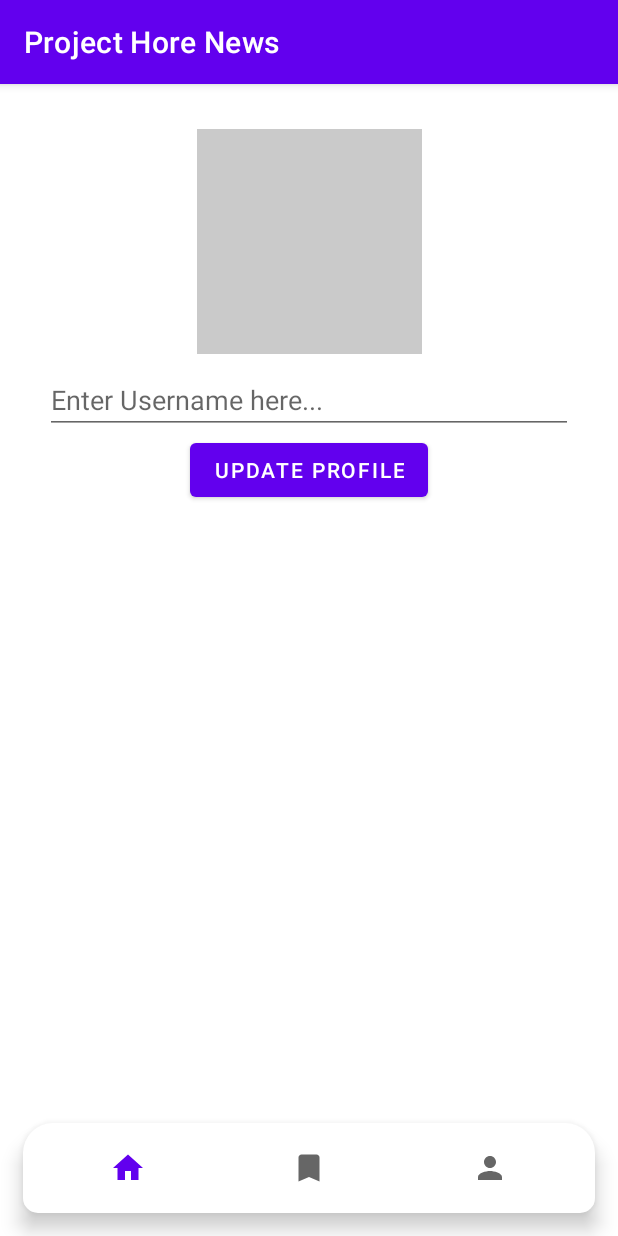
After one commit to ShubhanCrypts/Project-Hore, an Android app: the EditProfileFragment screen opened through its navigation route, on a phone screen of 412 x 824 dp. The commit adds this screen. Run offline under Robolectric (Android 15) with nearby library versions, the phone set to English and light mode, and no system bars; our stand-ins replace Firebase (no records; nobody signed in at launch, a user with empty details on screens opened directly), Picasso, navigation-ui; network calls fail; pictures from the network do not load; 6 statements that could not run were skipped.

Commit message:
edit profile commit

```diff
--- a/app/build.gradle
+++ b/app/build.gradle
@@ -32,6 +32,7 @@ android {
 }
 
 dependencies {
+    implementation 'com.squareup.picasso:picasso:2.5.2'
     implementation fileTree(dir: "libs", include: ["*.jar"])
     implementation "org.jetbrains.kotlin:kotlin-stdlib:$kotlin_version"
     implementation 'androidx.core:core-ktx:1.3.2'
--- a/app/src/main/AndroidManifest.xml
+++ b/app/src/main/AndroidManifest.xml
@@ -3,6 +3,7 @@
     package="com.cryptsproject.projecthorenews">
 
     <uses-permission android:name="android.permission.INTERNET"/>
+    <uses-permission android:name="android.permission.READ_EXTERNAL_STORAGE"/>
 
     <application
         android:allowBackup="true"
--- /dev/null
+++ b/app/src/main/res/layout/fragment_edit_profile.xml
@@ -0,0 +1,45 @@
+<?xml version="1.0" encoding="utf-8"?>
+<androidx.constraintlayout.widget.ConstraintLayout
+    xmlns:android="http://schemas.android.com/apk/res/android"
+    xmlns:tools="http://schemas.android.com/tools"
+    android:layout_width="match_parent"
+    android:layout_height="match_parent"
+    xmlns:app="http://schemas.android.com/apk/res-auto"
+    tools:context=".ui.fragments.EditProfileFragment">
+    android:background="@color/cardview_light_background">
+
+    <ImageView
+        android:id="@+id/editProfilePicture"
+        android:layout_width="150dp"
+        android:layout_height="150dp"
+        android:layout_marginTop="30dp"
+        android:background="#CACACA"
+        app:layout_constraintTop_toTopOf="parent"
+        app:layout_constraintLeft_toLeftOf="parent"
+        app:layout_constraintRight_toRightOf="parent"
+        />
+
+    <EditText
+        android:id="@+id/etUsername"
+        android:layout_width="0dp"
+        android:layout_height="wrap_content"
+        android:layout_marginTop="8dp"
+        android:hint="Enter Username here..."
+        android:layout_marginLeft="30dp"
+        android:layout_marginRight="30dp"
+        app:layout_constraintLeft_toLeftOf="parent"
+        app:layout_constraintRight_toRightOf="parent"
+        app:layout_constraintTop_toBottomOf="@+id/editProfilePicture"
+        />
+
+    <Button
+        android:id="@+id/btnUpdateProfile"
+        android:layout_width="wrap_content"
+        android:layout_height="wrap_content"
+        android:text="Update Profile"
+        app:layout_constraintLeft_toLeftOf="parent"
+        app:layout_constraintRight_toRightOf="parent"
+        app:layout_constraintTop_toBottomOf="@+id/etUsername" />
+
+
+</androidx.constraintlayout.widget.ConstraintLayout>
--- a/app/src/main/res/navigation/activity_main_navgraph.xml
+++ b/app/src/main/res/navigation/activity_main_navgraph.xml
@@ -23,6 +23,9 @@
             app:destination="@id/loginFragment2"
             app:popUpTo="@+id/profileFragment"
             app:popUpToInclusive="true"/>
+        <action
+            android:id="@+id/action_profileFragment_to_editProfileFragment"
+            app:destination="@id/editProfileFragment" />
     </fragment>
     <fragment
         android:id="@+id/savedFragment"
@@ -52,6 +55,15 @@
             android:id="@+id/action_signupFragment2_to_homeFragment"
             app:destination="@id/homeFragment" />
     </fragment>
+    <fragment
+        android:id="@+id/editProfileFragment"
+        android:name="com.cryptsproject.projecthorenews.ui.fragments.EditProfileFragment"
+        android:label="fragment_edit_profile"
+        tools:layout="@layout/fragment_edit_profile" >
+        <action
+            android:id="@+id/action_editProfileFragment_to_profileFragment"
+            app:destination="@id/profileFragment" />
+    </fragment>
 
 
 </navigation>
--- a/build.gradle
+++ b/build.gradle
@@ -6,9 +6,9 @@ buildscript {
         jcenter()
     }
     dependencies {
-        classpath "com.android.tools.build:gradle:4.0.0"
+        classpath 'com.android.tools.build:gradle:4.1.2'
         classpath "org.jetbrains.kotlin:kotlin-gradle-plugin:$kotlin_version"
-        classpath 'com.google.gms:google-services:4.3.5'
+        classpath 'com.google.gms:google-services:4.3.8'
 
         def nav_version = "2.3.3"
         classpath "androidx.navigation:navigation-safe-args-gradle-plugin:$nav_version"
```
Also changed, not shown: app/src/main/java/com/cryptsproject/projecthorenews/ui/fragments/EditProfileFragment.kt (added, +125 -0 lines), app/src/main/java/com/cryptsproject/projecthorenews/ui/fragments/LoginFragment.kt (+10 -5 lines), app/src/main/java/com/cryptsproject/projecthorenews/ui/fragments/ProfileFragment.kt (+26 -0 lines), app/src/main/java/com/cryptsproject/projecthorenews/ui/fragments/SignupFragment.kt (+10 -5 lines), app/src/main/res/layout/fragment_profile.xml (+35 -2 lines), gradle/wrapper/gradle-wrapper.properties.
